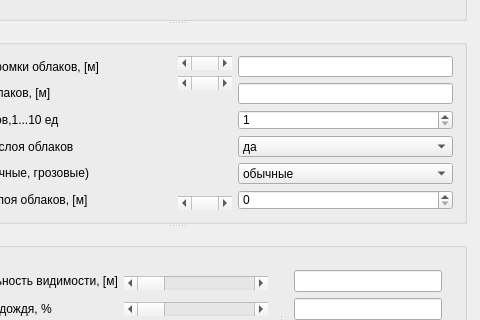
katherinr/desktop_wrapper, file untitled/mainwindow.ui: the form before one commit; both pictures show x 133 to 613 and y 214 to 534 of the 613 by 901 pixel window.
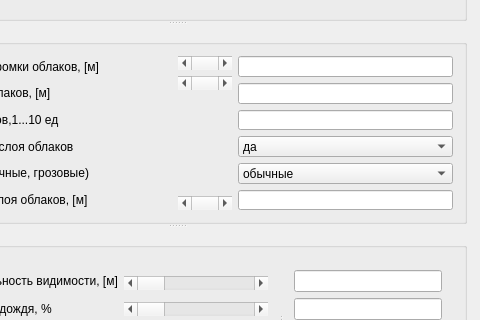
The form after the commit.

The edit to the form file:
```diff
--- a/untitled/mainwindow.ui
+++ b/untitled/mainwindow.ui
@@ -338,26 +338,7 @@
          <widget class="QLineEdit" name="cloudUpper_inp"/>
         </item>
         <item>
-         <widget class="QSpinBox" name="cloudSize_spnB">
-          <property name="tabletTracking">
-           <bool>false</bool>
-          </property>
-          <property name="toolTipDuration">
-           <number>0</number>
-          </property>
-          <property name="minimum">
-           <number>1</number>
-          </property>
-          <property name="maximum">
-           <number>10</number>
-          </property>
-          <property name="singleStep">
-           <number>0</number>
-          </property>
-          <property name="value">
-           <number>1</number>
-          </property>
-         </widget>
+         <widget class="QLineEdit" name="cloudSize_inp"/>
         </item>
         <item>
          <widget class="QComboBox" name="cloudsSecLay_cmbB">
@@ -388,7 +369,7 @@
          </widget>
         </item>
         <item>
-         <widget class="QSpinBox" name="secLayHeight_spnB"/>
+         <widget class="QLineEdit" name="cloudSecLayer_inp"/>
         </item>
        </layout>
       </item>
```
Left out of the diff: 44 changed lines with no effect on the pictures.
